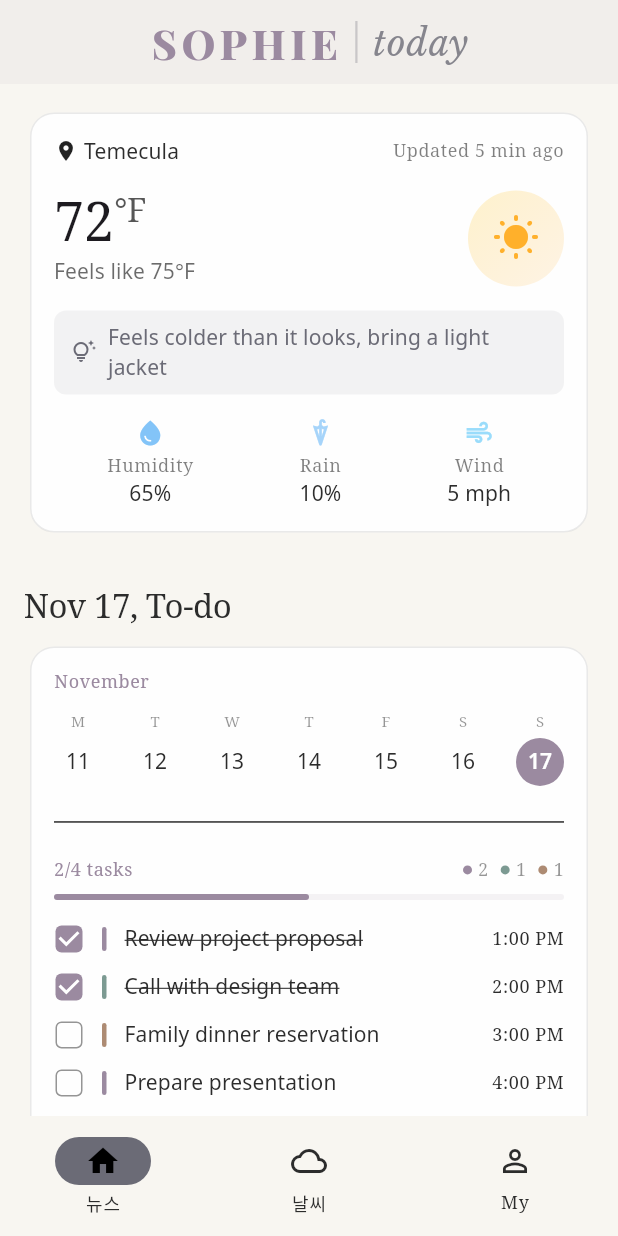
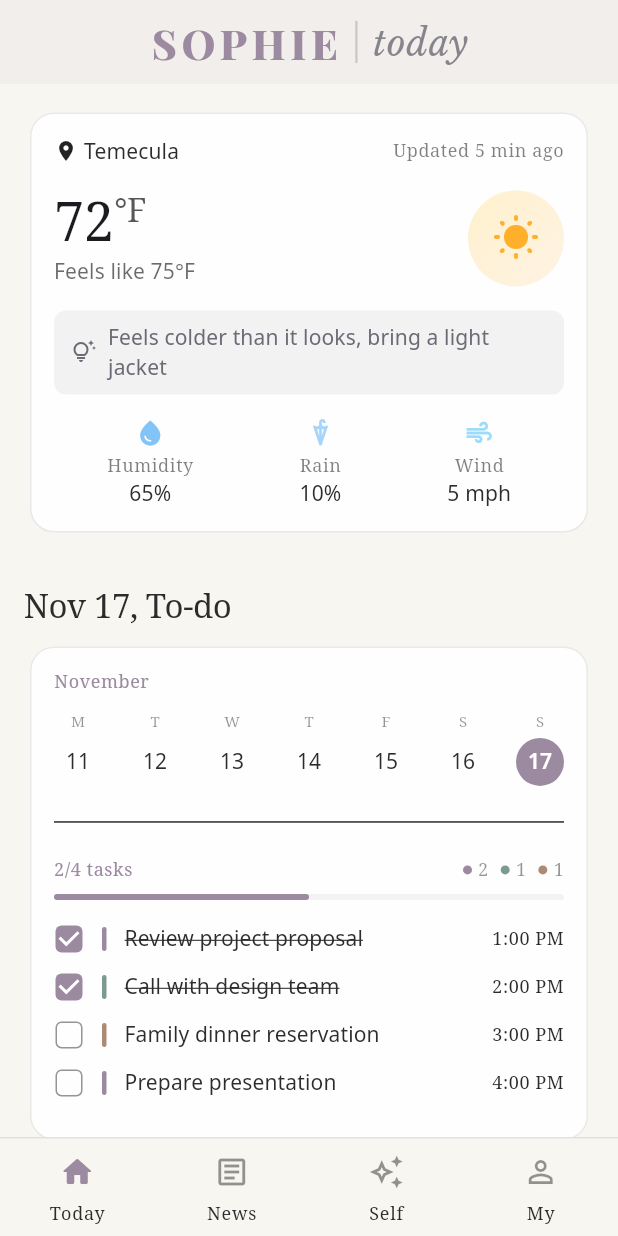
Before and after one commit to Sophia-Hong/newsapp, a Flutter app: the screen it shows after launch, scrolled down 576 dp, on a phone screen of 412 x 824 dp. Run offline on Flutter 3.47's test engine with Material 3 defaults, Android fonts, the phone set to English and light mode, and no system bars; our stand-ins replace cached_network_image, flutter_riverpod, go_router, google_fonts; network calls fail.

Commit message:
feat(nav): update bottom navigation with minimal design
- Implement clean bottom navigation with 4 sections:
  - Today (home)
  - News
  - Self
  - My
- Update icons and styling:
  - Remove background color
  - Add subtle top border
  - Clean typography
  - Proper spacing
  - Color-based selection indicators

```diff
--- a/lib/core/router/app_router.dart
+++ b/lib/core/router/app_router.dart
@@ -1,32 +1,40 @@
 import 'package:flutter/material.dart';
 import 'package:go_router/go_router.dart';
 import 'package:flutter_riverpod/flutter_riverpod.dart';
-import 'package:newsapp/core/constants/app_constants.dart';
+import 'package:newsapp/core/providers/navigation_provider.dart';
 import 'package:newsapp/core/widgets/main_bottom_navigation_bar.dart';
 import 'package:newsapp/features/home/presentation/home_screen.dart';
-import 'package:newsapp/features/weather/presentation/weather_screen.dart';
-import 'package:newsapp/features/profile/presentation/profile_screen.dart';
+import 'package:newsapp/features/news/presentation/news_screen.dart';
 
 final routerProvider = Provider<GoRouter>((ref) {
+  final navigationState = ref.watch(navigationProvider);
+
   return GoRouter(
-    initialLocation: AppConstants.home,
+    initialLocation: '/',
     routes: [
       ShellRoute(
         builder: (context, state, child) {
-          return ScaffoldWithBottomNavBar(child: child);
+          return ScaffoldWithBottomNavBar(
+            currentIndex: navigationState,
+            child: child,
+          );
         },
         routes: [
           GoRoute(
-            path: AppConstants.home,
+            path: '/',
             builder: (context, state) => const HomeScreen(),
           ),
           GoRoute(
-            path: AppConstants.weather,
-            builder: (context, state) => const WeatherScreen(),
+            path: '/news',
+            builder: (context, state) => const NewsScreen(),
           ),
           GoRoute(
-            path: AppConstants.profile,
-            builder: (context, state) => const ProfileScreen(),
+            path: '/self',
+            builder: (context, state) => const Placeholder(), // TODO: Implement Self screen
+          ),
+          GoRoute(
+            path: '/my',
+            builder: (context, state) => const Placeholder(), // TODO: Implement My screen
           ),
         ],
       ),
@@ -34,19 +42,40 @@ final routerProvider = Provider<GoRouter>((ref) {
   );
 });
 
-class ScaffoldWithBottomNavBar extends StatelessWidget {
+class ScaffoldWithBottomNavBar extends ConsumerWidget {
   final Widget child;
+  final int currentIndex;
 
   const ScaffoldWithBottomNavBar({
     super.key,
     required this.child,
+    required this.currentIndex,
   });
 
   @override
-  Widget build(BuildContext context) {
+  Widget build(BuildContext context, WidgetRef ref) {
     return Scaffold(
       body: child,
-      bottomNavigationBar: const MainBottomNavigationBar(),
+      bottomNavigationBar: MainBottomNavigationBar(
+        currentIndex: currentIndex,
+        onTap: (index) {
+          ref.read(navigationProvider.notifier).setIndex(index);
+          switch (index) {
+            case 0:
+              context.go('/');
+              break;
+            case 1:
+              context.go('/news');
+              break;
+            case 2:
+              context.go('/self');
+              break;
+            case 3:
+              context.go('/my');
+              break;
+          }
+        },
+      ),
     );
   }
 }
--- a/lib/core/widgets/main_bottom_navigation_bar.dart
+++ b/lib/core/widgets/main_bottom_navigation_bar.dart
@@ -1,49 +1,90 @@
 import 'package:flutter/material.dart';
-import 'package:flutter_riverpod/flutter_riverpod.dart';
-import 'package:go_router/go_router.dart';
-import 'package:newsapp/core/constants/app_constants.dart';
-import 'package:newsapp/core/providers/navigation_provider.dart';
 
-class MainBottomNavigationBar extends ConsumerWidget {
-  const MainBottomNavigationBar({super.key});
+class MainBottomNavigationBar extends StatelessWidget {
+  final int currentIndex;
+  final Function(int) onTap;
+
+  const MainBottomNavigationBar({
+    super.key,
+    required this.currentIndex,
+    required this.onTap,
+  });
 
   @override
-  Widget build(BuildContext context, WidgetRef ref) {
-    final currentIndex = ref.watch(navigationIndexProvider);
+  Widget build(BuildContext context) {
+    return Container(
+      decoration: BoxDecoration(
+        border: Border(
+          top: BorderSide(
+            color: Theme.of(context).colorScheme.outline.withOpacity(0.1),
+          ),
+        ),
+      ),
+      child: NavigationBar(
+        selectedIndex: currentIndex,
+        onDestinationSelected: onTap,
+        backgroundColor: Colors.transparent,
+        elevation: 0,
+        height: 65,
+        indicatorColor: Colors.transparent,
+        labelBehavior: NavigationDestinationLabelBehavior.alwaysShow,
+        destinations: [
+          _buildDestination(
+            context,
+            label: 'Today',
+            icon: Icons.home_outlined,
+            selectedIcon: Icons.home_rounded,
+            isSelected: currentIndex == 0,
+          ),
+          _buildDestination(
+            context,
+            label: 'News',
+            icon: Icons.article_outlined,
+            selectedIcon: Icons.article_rounded,
+            isSelected: currentIndex == 1,
+          ),
+          _buildDestination(
+            context,
+            label: 'Self',
+            icon: Icons.auto_awesome_outlined,
+            selectedIcon: Icons.auto_awesome,
+            isSelected: currentIndex == 2,
+          ),
+          _buildDestination(
+            context,
+            label: 'My',
+            icon: Icons.person_outline,
+            selectedIcon: Icons.person_rounded,
+            isSelected: currentIndex == 3,
+          ),
+        ],
+      ),
+    );
+  }
 
-    return NavigationBar(
-      selectedIndex: currentIndex,
-      onDestinationSelected: (index) {
-        ref.read(navigationIndexProvider.notifier).state = index;
-        switch (index) {
-          case 0:
-            context.go(AppConstants.home);
-            break;
-          case 1:
-            context.go(AppConstants.weather);
-            break;
-          case 2:
-            context.go(AppConstants.profile);
-            break;
-        }
-      },
-      destinations: const [
-        NavigationDestination(
-          icon: Icon(Icons.home_outlined),
-          selectedIcon: Icon(Icons.home),
-          label: '뉴스',
-        ),
-        NavigationDestination(
-          icon: Icon(Icons.cloud_outlined),
-          selectedIcon: Icon(Icons.cloud),
-          label: '날씨',
-        ),
-        NavigationDestination(
-          icon: Icon(Icons.person_outline),
-          selectedIcon: Icon(Icons.person),
-          label: 'My',
-        ),
-      ],
+  NavigationDestination _buildDestination(
+    BuildContext context, {
+    required String label,
+    required IconData icon,
+    required IconData selectedIcon,
+    required bool isSelected,
+  }) {
+    final color = isSelected
+        ? Theme.of(context).colorScheme.primary
+        : Theme.of(context).colorScheme.onSurface.withOpacity(0.5);
+
+    return NavigationDestination(
+      icon: Icon(
+        icon,
+        color: color,
+        size: 24,
+      ),
+      selectedIcon: Icon(
+        selectedIcon,
+        color: color,
+        size: 24,
+      ),
+      label: label,
     );
   }
 }
```
Also changed, not shown: lib/core/providers/navigation_provider.dart (+8 -17 lines), lib/features/news/presentation/news_screen.dart (added, +184 -0 lines), 1 other file.
